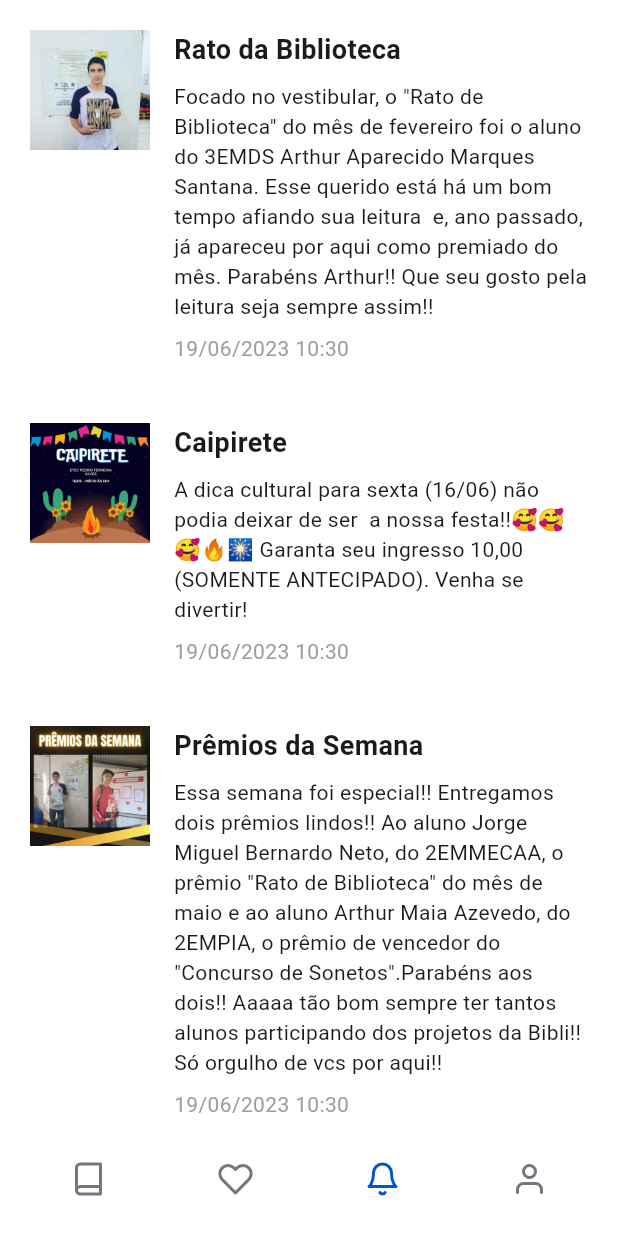
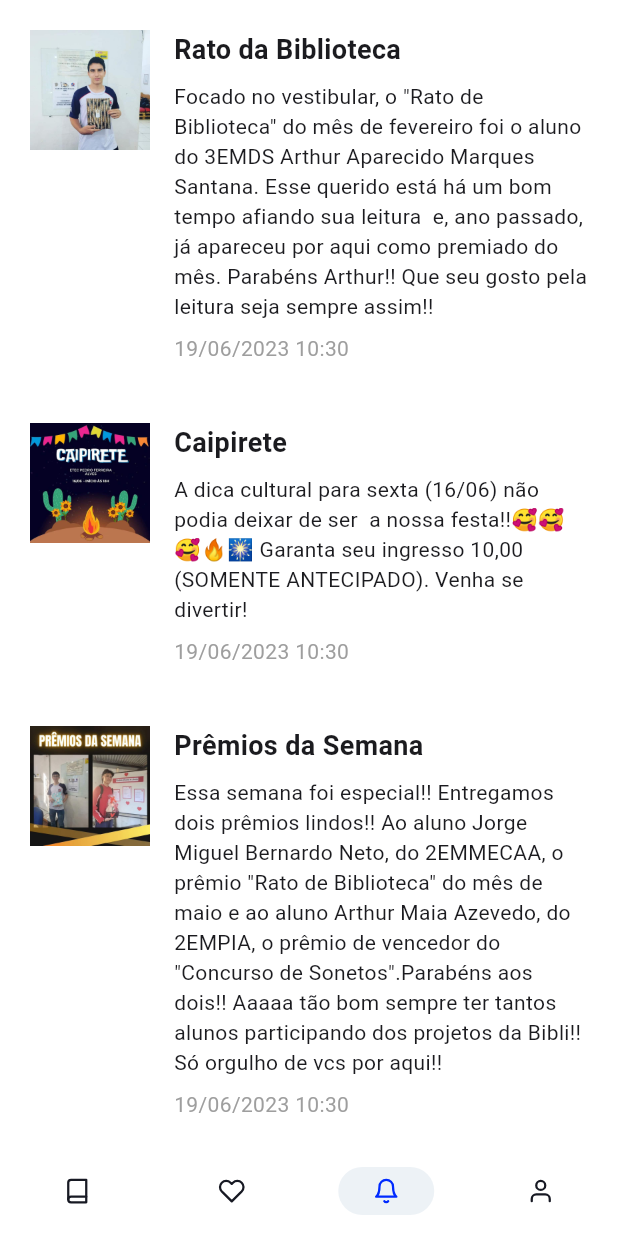
Before and after one commit to rafayzirocha/futureflow, a Flutter app: the screen it shows after launch, item 3 of the bottom bar chosen, on a phone screen of 412 x 824 dp. Run offline on Flutter 3.47's test engine with Material 2 defaults, Android fonts, the phone set to English and light mode, and no system bars; our stand-ins replace flutter_feather_icons, flutter_modular, google_fonts.

Commit message:
Nav Bar Atualizada

```diff
--- a/app_library/lib/src/pages/home_page.dart
+++ b/app_library/lib/src/pages/home_page.dart
@@ -1,5 +1,4 @@
 import 'package:app_library/src/pages/livros_page.dart';
-import 'package:app_library/src/shared/themes/themes.dart';
 import 'package:flutter/material.dart';
 import 'package:flutter/services.dart';
 import 'package:flutter_feather_icons/flutter_feather_icons.dart';
@@ -40,41 +39,70 @@ class _HomePageState extends State<HomePage> {
       child: Scaffold(
         backgroundColor: Colors.white,
         body: pages[currentIndex],
-        bottomNavigationBar: Padding(
-          padding: const EdgeInsets.fromLTRB(10, 0, 10, 10),
-          child: BottomNavigationBar(
+        bottomNavigationBar: NavigationBar(
+          height: 60,
           backgroundColor: Colors.white,
-            unselectedFontSize: 0,
-            selectedFontSize: 0,
-            type: BottomNavigationBarType.fixed,
-            onTap: onTap,
-            currentIndex: currentIndex,
-            selectedItemColor: lightColorScheme.primary,
-            unselectedItemColor: lightColorScheme.outline,
-            showSelectedLabels: false,
-            showUnselectedLabels: false,
           elevation: 0,
-            items: const [
-              BottomNavigationBarItem(
-                icon: Icon(FeatherIcons.book),
+          indicatorColor: const Color(0xFFEDF2F6),
+          labelBehavior: NavigationDestinationLabelBehavior.alwaysHide,
+          selectedIndex: currentIndex,
+          onDestinationSelected: onTap,
+          destinations: const [
+            NavigationDestination(
+              icon: Icon(
+                FeatherIcons.book,
+                color: Color(0xFF171923),
+                size: 18,
+              ),
+              selectedIcon: Icon(
+                FeatherIcons.book,
+                color: Color(0xFF002AFF),
+                size: 18,
+              ),
               label: '',
             ),
-              BottomNavigationBarItem(
-                icon: Icon(FeatherIcons.heart),
+            NavigationDestination(
+              icon: Icon(
+                FeatherIcons.heart,
+                color: Color(0xFF171923),
+                size: 18,
+              ),
+              selectedIcon: Icon(
+                FeatherIcons.heart,
+                color: Color(0xFF002AFF),
+                size: 18,
+              ),
               label: '',
             ),
-              BottomNavigationBarItem(
-                icon: Icon(FeatherIcons.bell),
+            NavigationDestination(
+              icon: Icon(
+                FeatherIcons.bell,
+                color: Color(0xFF171923),
+                size: 18,
+              ),
+              selectedIcon: Icon(
+                FeatherIcons.bell,
+                color: Color(0xFF002AFF),
+                size: 18,
+              ),
               label: '',
             ),
-              BottomNavigationBarItem(
-                icon: Icon(FeatherIcons.user),
+            NavigationDestination(
+              icon: Icon(
+                FeatherIcons.user,
+                color: Color(0xFF171923),
+                size: 18,
+              ),
+              selectedIcon: Icon(
+                FeatherIcons.user,
+                color: Color(0xFF002AFF),
+                size: 18,
+              ),
               label: '',
             ),
           ],
         ),
       ),
-      ),
     );
   }
 }
```
Lines whose indentation alone changed are shown as unchanged.
